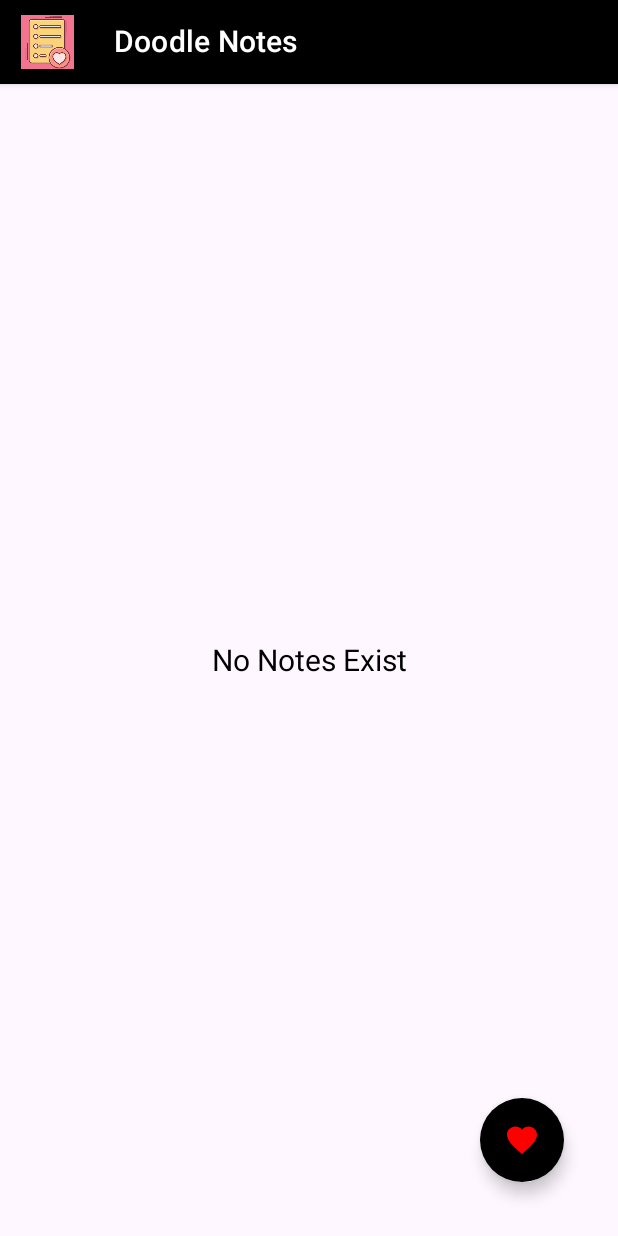
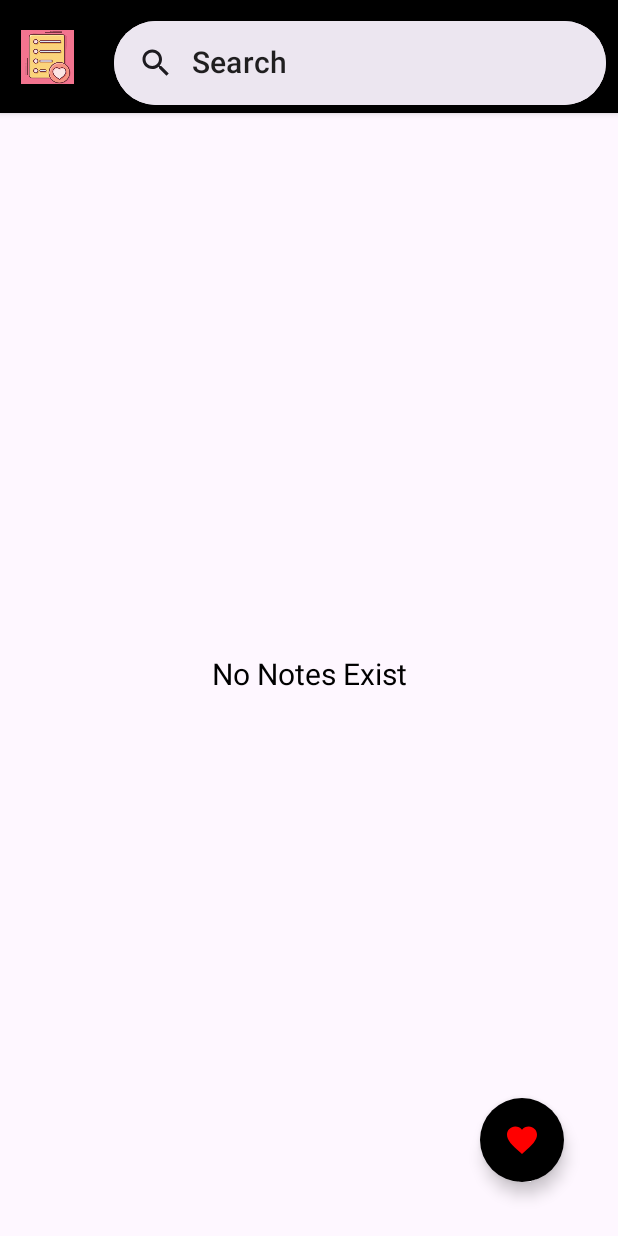
Before and after one commit to DEADBEAT6/Doodle-Notes, an Android app built with Jetpack Compose: the screen it shows after launch (MainActivity), on a phone screen of 412 x 824 dp. Run offline under Robolectric (Android 15) with nearby library versions, the phone set to English and light mode, and no system bars; our stand-ins replace Room's generated code; libraries missing offline, so code that uses them is left out: com.mohamedrejeb.richeditor.

Commit message:
drag n drop

```diff
--- a/app/src/main/java/com/raj/mywishlist/WishViewModel.kt
+++ b/app/src/main/java/com/raj/mywishlist/WishViewModel.kt
@@ -21,6 +21,14 @@ class WishViewModel(
     var wishDrawingState by mutableStateOf("")
     var wishdrawlist by mutableStateOf<List<List<Point>>>(emptyList())
 
+    lateinit var getAllWishes: Flow<List<Wish>>
+
+    init {
+        viewModelScope.launch {
+            getAllWishes = wishRepository.getWishes()
+
+        }
+    }
 
     fun addDrawing(lineList: List<Point>) {
         wishdrawlist = wishdrawlist.toMutableList().apply {
@@ -45,17 +53,6 @@ class WishViewModel(
     private fun updateDrawingState() {
         wishDrawingState = convertListToJsonString(wishdrawlist)
         Log.d("wishDrawingState", wishDrawingState.toString())
-    }
-
-
-    lateinit var getAllWishes: Flow<List<Wish>>
-    lateinit var getAWishById: Flow<Wish>
-
-    init {
-        viewModelScope.launch {
-            getAllWishes = wishRepository.getWishes()
-
-        }
     }
 
     fun onWishTitleChange(newString: String) {
--- a/app/src/main/java/com/raj/mywishlist/data/WishDao.kt
+++ b/app/src/main/java/com/raj/mywishlist/data/WishDao.kt
@@ -26,5 +26,4 @@ abstract class WishDao {
     @Query("Select * from 'wish-table' where id= :id")
     abstract  fun getAWishById(id:Long): Flow<Wish>
 
-
 }
--- a/app/src/main/java/com/raj/mywishlist/screens/HomeView.kt
+++ b/app/src/main/java/com/raj/mywishlist/screens/HomeView.kt
@@ -14,6 +14,9 @@ import androidx.compose.material3.Scaffold
 import androidx.compose.runtime.Composable
 import androidx.compose.runtime.collectAsState
 import androidx.compose.runtime.getValue
+import androidx.compose.runtime.mutableStateOf
+import androidx.compose.runtime.remember
+import androidx.compose.runtime.setValue
 import androidx.compose.ui.Modifier
 import androidx.compose.ui.graphics.Color
 import androidx.compose.ui.res.colorResource
@@ -34,21 +37,44 @@ import com.raj.mywishlist.screens.components.AppBarView
 import com.raj.mywishlist.screens.components.TwoColumnGridScreen
 
 
+@OptIn(ExperimentalMaterial3Api::class)
 @Composable
 fun HomeView(
-    navController: NavController, viewModel: WishViewModel
+    navController: NavController,
+    viewModel: WishViewModel
 ) {
+    var searchText by remember { mutableStateOf("") }
+    var active by remember { mutableStateOf(false) }
 
-    Scaffold(topBar = {
-        AppBarView("Doodle Notes", onBackNavClicked = {})
-    }, floatingActionButton = {
-        FloatingActionButton(modifier = Modifier.padding(all = 20.dp),
+    val wishList by viewModel.getAllWishes.collectAsState(initial = emptyList())
+    val filteredWishList = if (searchText.isEmpty()) {
+        wishList
+    } else {
+        wishList.filter { it.title.contains(searchText, ignoreCase = true) || it.description.contains(searchText,ignoreCase = true) }
+    }
+
+    Scaffold(
+        topBar = {
+            AppBarView(
+
+                title = "Doodle Notes",
+                searchText = searchText,
+                onSearchTextChanged = {
+                    searchText = it
+                },
+
+                onActiveChange = { active = it },
+                onBackNavClicked = {}
+            )
+        },
+        floatingActionButton = {
+            FloatingActionButton(
+                modifier = Modifier.padding(all = 20.dp),
                 backgroundColor = Color.Black,
-
-            onClick = { //add navigation to home screen/
+                onClick = {
                     navController.navigate(Screen.AddScreen.route + "/0L")
-
-            }) {
+                }
+            ) {
                 Icon(
                     painter = painterResource(id = R.drawable.sharp_heart_broken_24),
                     contentDescription = null,
@@ -56,15 +82,13 @@ fun HomeView(
                 )
             }
         }
-
     ) {
-        val wishList by viewModel.getAllWishes.collectAsState(initial = emptyList())
-
         TwoColumnGridScreen(
-            wishList = wishList, navController = navController, viewModel = viewModel, padding = it
+            wishList = filteredWishList,
+            navController = navController,
+            viewModel = viewModel,
+            padding = it
         )
-
-
     }
 }
 
--- a/app/src/main/java/com/raj/mywishlist/screens/components/AppBarView.kt
+++ b/app/src/main/java/com/raj/mywishlist/screens/components/AppBarView.kt
@@ -1,6 +1,8 @@
 package com.raj.mywishlist.screens.components
 
 import androidx.compose.foundation.Image
+import androidx.compose.foundation.layout.Row
+import androidx.compose.foundation.layout.height
 import androidx.compose.foundation.layout.heightIn
 import androidx.compose.foundation.layout.padding
 import androidx.compose.foundation.layout.size
@@ -8,8 +10,11 @@ import androidx.compose.material.Text
 import androidx.compose.material.TopAppBar
 import androidx.compose.material.icons.Icons
 import androidx.compose.material.icons.automirrored.filled.ArrowBack
+import androidx.compose.material.icons.filled.Search
+import androidx.compose.material3.ExperimentalMaterial3Api
 import androidx.compose.material3.Icon
 import androidx.compose.material3.IconButton
+import androidx.compose.material3.SearchBar
 import androidx.compose.runtime.Composable
 import androidx.compose.ui.Modifier
 import androidx.compose.ui.graphics.Color
@@ -18,44 +23,71 @@ import androidx.compose.ui.res.painterResource
 import androidx.compose.ui.unit.dp
 import com.raj.mywishlist.R
 
+@OptIn(ExperimentalMaterial3Api::class)
 @Composable
 fun AppBarView(
     title: String,
-    onBackNavClicked: ()-> Unit = {},
-
-){
-
-    val navigationIcon : (@Composable () ->Unit)? = {
-        if (!title.contains("Doodle Notes")){
-            IconButton(onClick = { onBackNavClicked() } ) {
+    searchText: String,
+    onSearchTextChanged: (String) -> Unit = {},
+    onActiveChange: (Boolean) -> Unit = {},
+    onBackNavClicked: () -> Unit = {},
+    showSearchBar: Boolean = true
+) {
+    val navigationIcon: (@Composable () -> Unit)? = {
+        if (!title.contains("Doodle Notes")) {
+            IconButton(onClick = { onBackNavClicked() }) {
                 Icon(
                     imageVector = Icons.AutoMirrored.Filled.ArrowBack,
                     contentDescription = null,
                     tint = Color.White
                 )
             }
-        }else {
+        } else {
             Image(
                 painter = painterResource(id = R.mipmap.mainpic), // Replace with your icon resource
                 contentDescription = null,
                 Modifier
-                        .size(45.dp).
-                        padding(start = 10.dp),
+                    .size(45.dp)
+                    .padding(start = 10.dp),
+            )
+        }
+    }
 
+    TopAppBar(
+        modifier = Modifier.height(75.dp),
+        title = {
+            if (title.contains("Doodle Notes")) {
+                Row(Modifier.padding(4.dp)) {
+
+                    SearchBar(
+                        modifier = Modifier,
+                        query = searchText,
+                        enabled = showSearchBar,
+                        onQueryChange = onSearchTextChanged,
+                        onSearch = {},
+                        active = false,
+                        onActiveChange = onActiveChange,
+                        placeholder = {
+                            Text(text = "Search")
+                        },
+                        leadingIcon = {
+                            Icon(Icons.Default.Search, contentDescription = "Search")
+                        },
+                        content = { }
                     )
 
                 }
-    }
-    TopAppBar (
-        title = {
+            } else {
                 Text(
                     text = title,
                     color = colorResource(id = R.color.white),
                     modifier = Modifier
                         .padding(start = 4.dp)
-                    .heightIn(max = 24.dp))},
+                        .heightIn(max = 24.dp))
+            }
+        },
         elevation = 3.dp,
         backgroundColor = colorResource(id = R.color.app_bar_color),
-        navigationIcon = navigationIcon
+        navigationIcon = navigationIcon,
     )
 }
```
Also changed, not shown: app/src/main/java/com/raj/mywishlist/data/WishRepository.kt (+6 -5 lines), app/src/main/java/com/raj/mywishlist/richtextfield/RichTextField.kt (+7 -2 lines), app/src/main/java/com/raj/mywishlist/screens/AddEditDetailView.kt (+51 -46 lines), app/src/main/java/com/raj/mywishlist/screens/components/dragndrop.kt (+58 -13 lines), 1 other file. Lines whose indentation alone changed are shown as unchanged.
